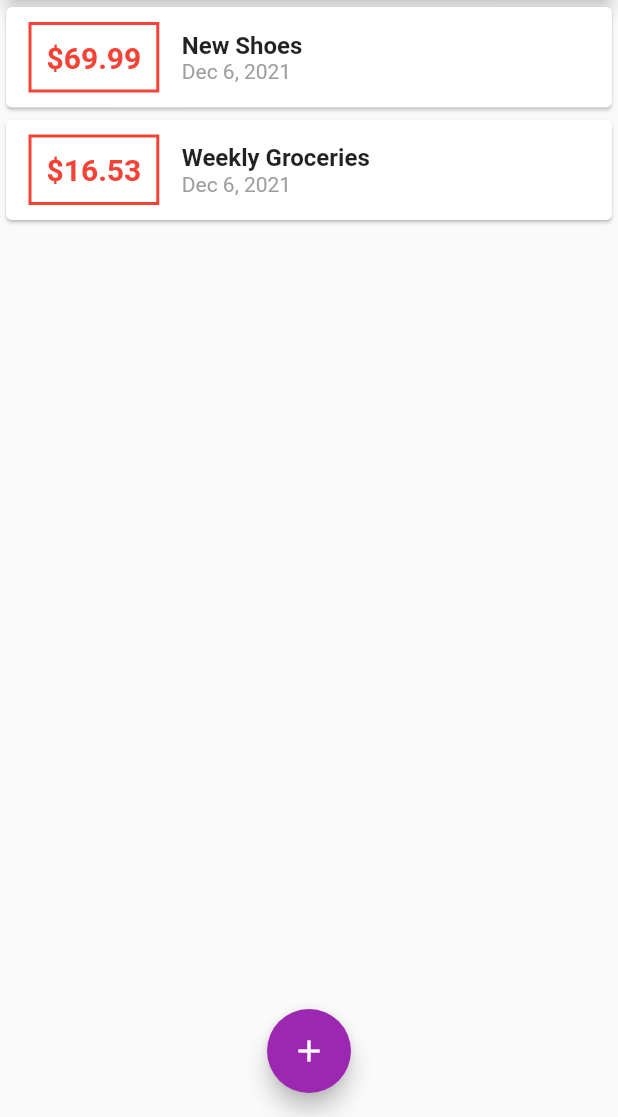
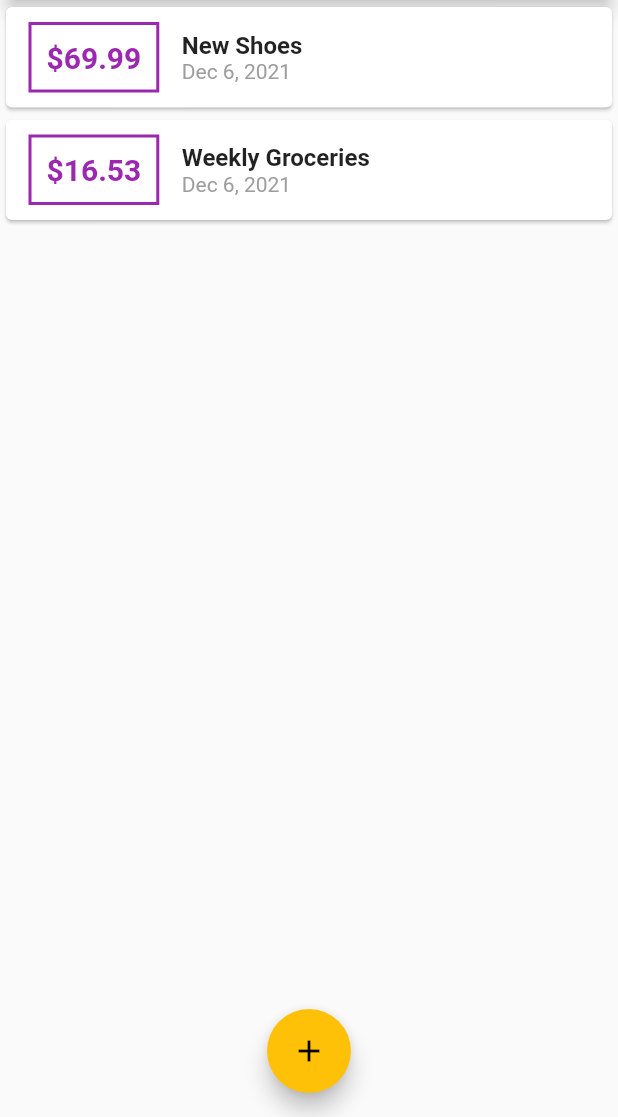
Before and after one commit to Mohit182/expense-planner_flutter, a Flutter app: the screen it shows after launch, on a phone screen of 412 x 824 dp, the part 119-1236 px from its top. Run offline on Flutter 3.47's test engine with Material 2 defaults, Android fonts, the phone set to English and light mode, and no system bars.

Commit message:
new commit

```diff
--- a/lib/main.dart
+++ b/lib/main.dart
@@ -13,6 +13,7 @@ class MyApp extends StatelessWidget {
       title: 'Expense Planner',
       theme: ThemeData(
         primarySwatch: Colors.purple,
+        accentColor: Colors.amber,
       ),
       home: MyHomePage(),
     );
--- a/lib/widgets/transaction_list.dart
+++ b/lib/widgets/transaction_list.dart
@@ -24,7 +24,7 @@ class TransactionList extends StatelessWidget {
                   ),
                   decoration: BoxDecoration(
                     border: Border.all(
-                      color: Colors.red,
+                      color: Theme.of(context).primaryColor,
                       width: 2,
                     ),
                   ),
@@ -34,7 +34,7 @@ class TransactionList extends StatelessWidget {
                     style: TextStyle(
                       fontWeight: FontWeight.bold,
                       fontSize: 20,
-                      color: Colors.red,
+                      color: Theme.of(context).primaryColor,
                     ),
                   ),
                 ),
```
Also changed, not shown: pubspec.lock.
